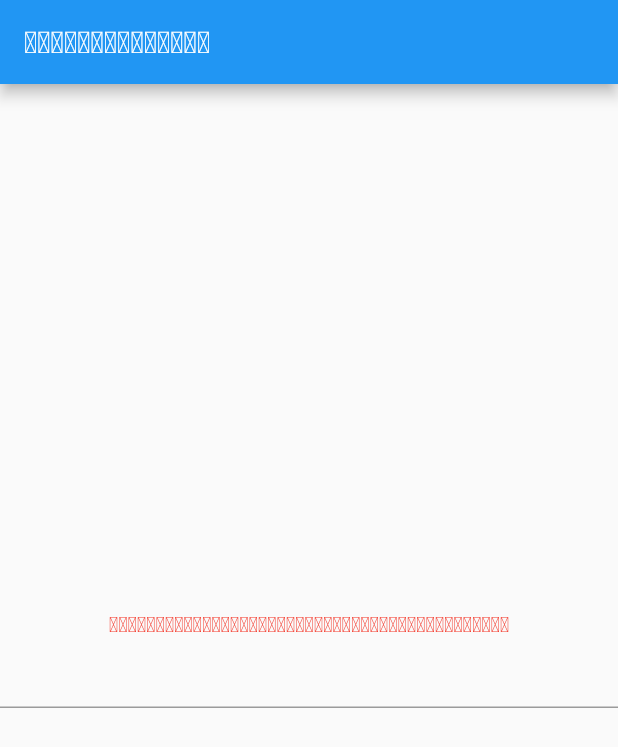
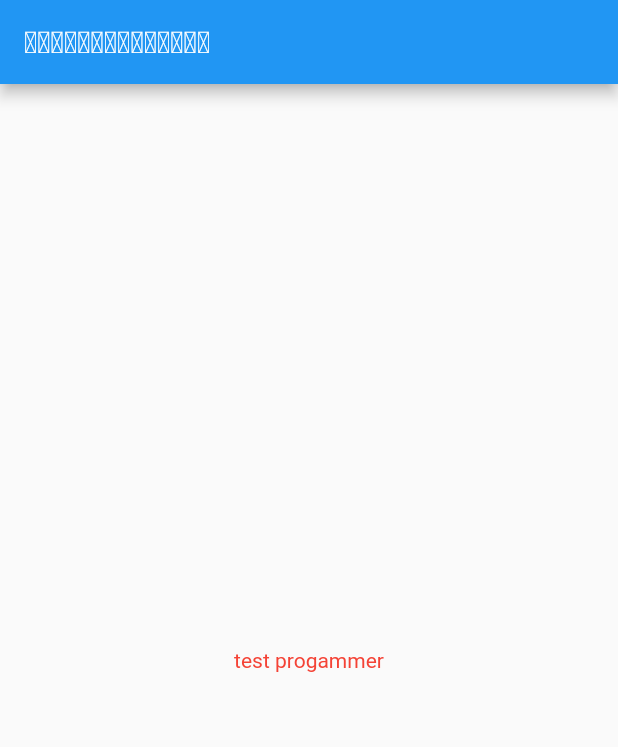
Before and after one commit to yongthaoDev/yongthaoDev, a Flutter app: the screen it shows after launch, on a phone screen of 412 x 824 dp. Shown: the top 747 px of the screen. Run offline on Flutter 3.47's test engine with Material 2 defaults, Android fonts, the phone set to English and light mode, and no system bars.

Commit message:
delect textfile

```diff
--- a/lib/main.dart
+++ b/lib/main.dart
@@ -40,12 +40,10 @@ class _MyHomePageState extends State<MyHomePage> {
           mainAxisAlignment: MainAxisAlignment.center,
           children: <Widget>[
             Text(
-              'ພວກເຮົາສາມາດຮຽນຮູ້ໄດ້ຖ້າຫາກມີຄົນສອນທີ່ເກັ້ງ', style: TextStyle(color: Colors.red),
+              'test progammer', style: TextStyle(color: Colors.red),
             ),
 
-             TextField(
 
-             )
           ],
         ),
       ),
```
